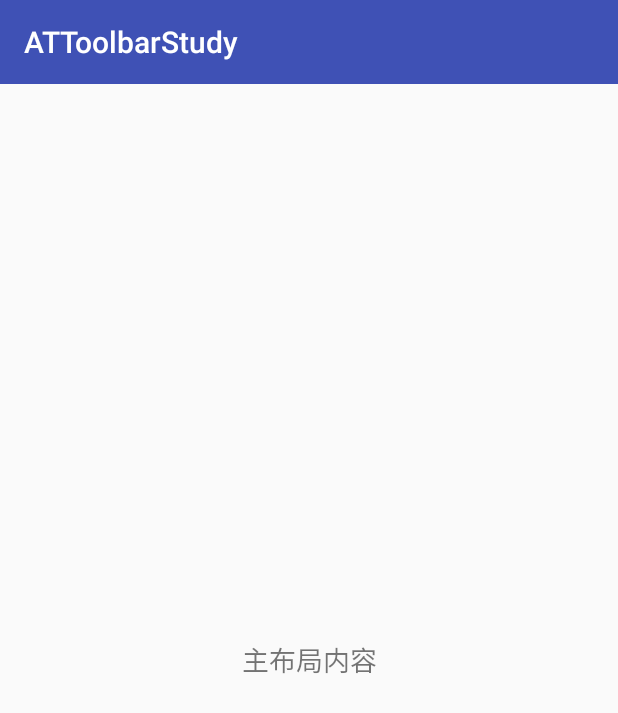
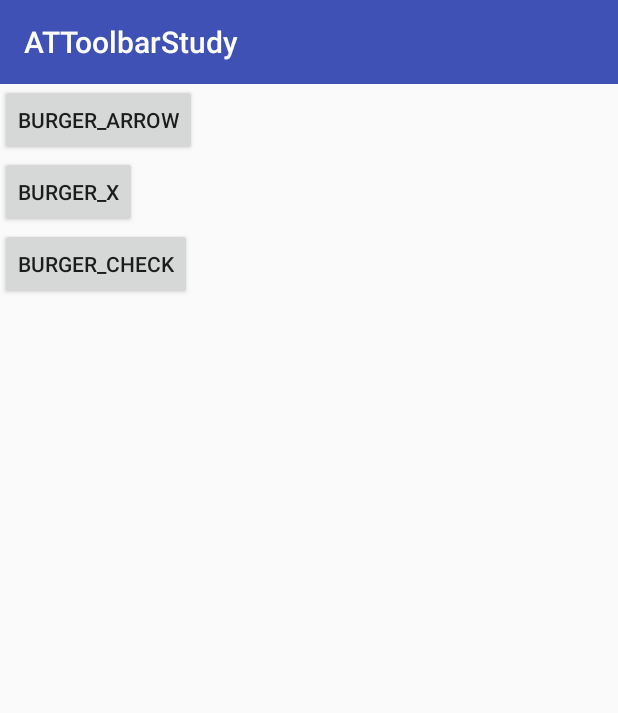
Before and after one commit to kuangxiaoguo0123/ATToolbarStudy, an Android app: the screen it shows after launch (MainActivity), on a phone screen of 412 x 824 dp. Shown: the top 713 px of the screen. Run offline under Robolectric (Android 15) with nearby library versions, the phone set to English and light mode, and no system bars; libraries missing offline, so code that uses them is left out: com.balysv.materialmenu; 3 statements that could not run were skipped.

Commit message:
Add different touch state for navigationIcon

```diff
--- a/app/src/main/java/com/asiatravel/attoolbarstudy/MainActivity.java
+++ b/app/src/main/java/com/asiatravel/attoolbarstudy/MainActivity.java
@@ -7,15 +7,18 @@ import android.support.v4.widget.DrawerLayout;
 import android.support.v7.app.AppCompatActivity;
 import android.support.v7.widget.Toolbar;
 import android.view.View;
+import android.widget.Button;
 
 import com.balysv.materialmenu.MaterialMenuDrawable;
 
-public class MainActivity extends AppCompatActivity {
+public class MainActivity extends AppCompatActivity implements View.OnClickListener {
 
     private Toolbar mToolbar;
     private DrawerLayout mDrawerLayout;
     private MaterialMenuDrawable mMenuDrawable;
     private boolean isDrawerOpen;
+    private MaterialMenuDrawable.AnimationState mCurrentState;
+    private View mStateView;
 
     @Override
     protected void onCreate(Bundle savedInstanceState) {
@@ -25,10 +28,22 @@ public class MainActivity extends AppCompatActivity {
         mToolbar = (Toolbar) findViewById(R.id.tool_bar);
         setSupportActionBar(mToolbar);
         mDrawerLayout = (DrawerLayout) findViewById(R.id.drawer_layout);
+        mStateView = findViewById(R.id.state_view);
         mMenuDrawable = new MaterialMenuDrawable(this, Color.WHITE,
                 MaterialMenuDrawable.Stroke.THIN);
+        mCurrentState = MaterialMenuDrawable.AnimationState.BURGER_ARROW;
         initToolbar();
         initDrawerLayout();
+        initButton();
+    }
+
+    private void initButton() {
+        Button mBurgerArrowButton = (Button) mStateView.findViewById(R.id.burger_arrow_button);
+        Button mBurgerXButton = (Button) mStateView.findViewById(R.id.burger_x_button);
+        Button mBurgerCheckButton = (Button) mStateView.findViewById(R.id.burger_check_button);
+        mBurgerArrowButton.setOnClickListener(this);
+        mBurgerXButton.setOnClickListener(this);
+        mBurgerCheckButton.setOnClickListener(this);
     }
 
     private void initToolbar() {
@@ -52,7 +67,7 @@ public class MainActivity extends AppCompatActivity {
             @Override
             public void onDrawerSlide(View drawerView, float slideOffset) {
                 mMenuDrawable.setTransformationOffset(
-                        MaterialMenuDrawable.AnimationState.BURGER_ARROW, isDrawerOpen ?
+                        mCurrentState, isDrawerOpen ?
                                 2 - slideOffset : slideOffset);
             }
 
@@ -71,4 +86,19 @@ public class MainActivity extends AppCompatActivity {
             }
         });
     }
+
+    @Override
+    public void onClick(View v) {
+        switch (v.getId()) {
+            case R.id.burger_arrow_button:
+                mCurrentState = MaterialMenuDrawable.AnimationState.BURGER_ARROW;
+                break;
+            case R.id.burger_x_button:
+                mCurrentState = MaterialMenuDrawable.AnimationState.BURGER_X;
+                break;
+            case R.id.burger_check_button:
+                mCurrentState = MaterialMenuDrawable.AnimationState.BURGER_CHECK;
+                break;
+        }
+    }
 }
--- a/app/src/main/res/layout/activity_main.xml
+++ b/app/src/main/res/layout/activity_main.xml
@@ -1,6 +1,5 @@
 <?xml version="1.0" encoding="utf-8"?>
 <LinearLayout xmlns:android="http://schemas.android.com/apk/res/android"
-    xmlns:app="http://schemas.android.com/apk/res-auto"
     xmlns:tools="http://schemas.android.com/tools"
     android:id="@+id/activity_main"
     android:layout_width="match_parent"
@@ -19,12 +18,9 @@
         android:layout_width="match_parent"
         android:layout_height="match_parent">
 
-        <TextView
-            android:layout_width="wrap_content"
-            android:layout_height="wrap_content"
-            android:gravity="center"
-            android:text="主布局内容"
-            android:textSize="18sp" />
+        <include
+            android:id="@+id/state_view"
+            layout="@layout/state_layout" />
 
         <LinearLayout
             android:layout_width="300dp"
--- /dev/null
+++ b/app/src/main/res/layout/state_layout.xml
@@ -0,0 +1,24 @@
+<?xml version="1.0" encoding="utf-8"?>
+<LinearLayout xmlns:android="http://schemas.android.com/apk/res/android"
+    android:layout_width="match_parent"
+    android:layout_height="match_parent"
+    android:orientation="vertical">
+
+    <Button
+        android:id="@+id/burger_arrow_button"
+        android:layout_width="wrap_content"
+        android:layout_height="wrap_content"
+        android:text="BURGER_ARROW" />
+
+    <Button
+        android:id="@+id/burger_x_button"
+        android:layout_width="wrap_content"
+        android:layout_height="wrap_content"
+        android:text="BURGER_X" />
+
+    <Button
+        android:id="@+id/burger_check_button"
+        android:layout_width="wrap_content"
+        android:layout_height="wrap_content"
+        android:text="BURGER_CHECK" />
+</LinearLayout>
```
Also changed, not shown: 1 other file.
